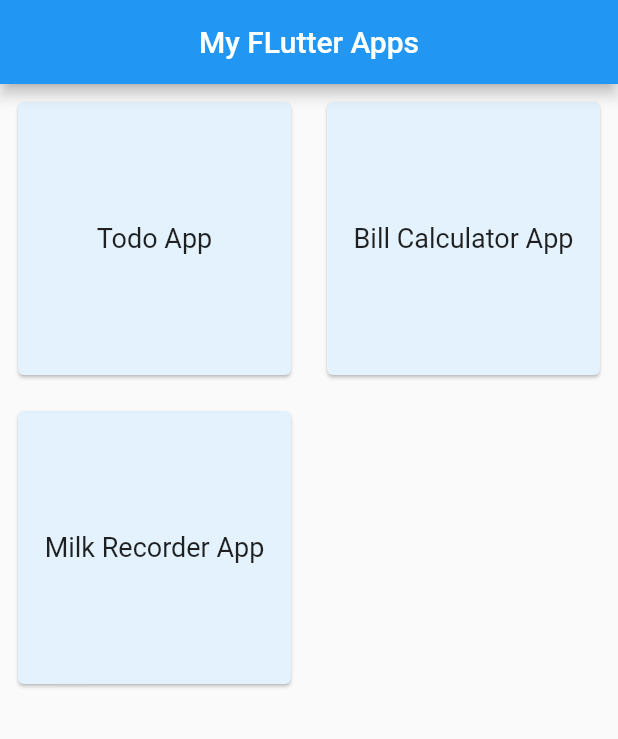
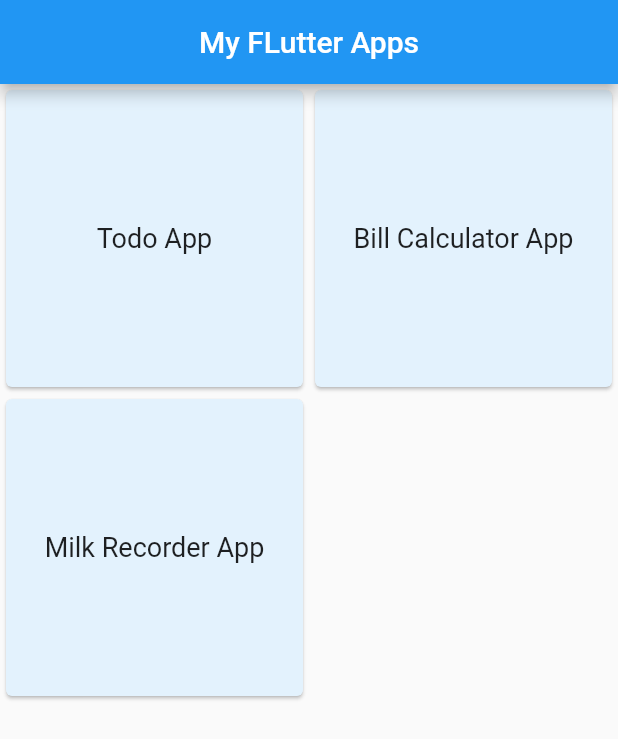
Before and after one commit to iMohsinIhsan/wolfizutilityapps, a Flutter app: the screen it shows after launch, on a phone screen of 412 x 824 dp. Shown: the top 739 px of the screen. Run offline on Flutter 3.47's test engine with Material 2 defaults, Android fonts, the phone set to English and light mode, and no system bars; our stand-ins replace firebase_core, firebase_remote_config, flutter_screenutil, get; accounts and stored records are empty.

Commit message:
expanded removed

```diff
--- a/lib/app/modules/home/views/home_view.dart
+++ b/lib/app/modules/home/views/home_view.dart
@@ -41,11 +41,8 @@ class HomeCustomButtons extends StatelessWidget {
 
   @override
   Widget build(BuildContext context) {
-    return Expanded(
-      child: SizedBox(
+    return SizedBox(
       height: 100.h,
-        child: Padding(
-          padding: const EdgeInsets.all(8.0),
       child: GestureDetector(
         onTap: routeName,
         child: Card(
@@ -60,8 +57,6 @@ class HomeCustomButtons extends StatelessWidget {
           ),
         ),
       ),
-        ),
-      ),
     );
   }
 }
```
Lines whose indentation alone changed are shown as unchanged.
